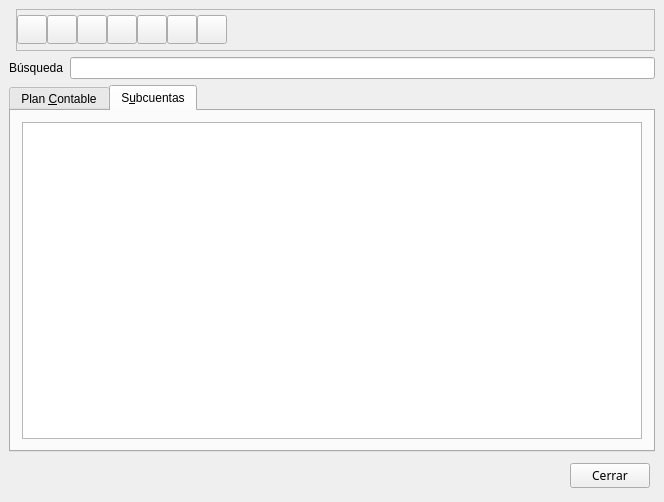
Above: bulmages/bulmacont/src/contabilidad/listcuentasbase.ui from eboladev/Bulmages-1 before the change. Below: the same form after it.
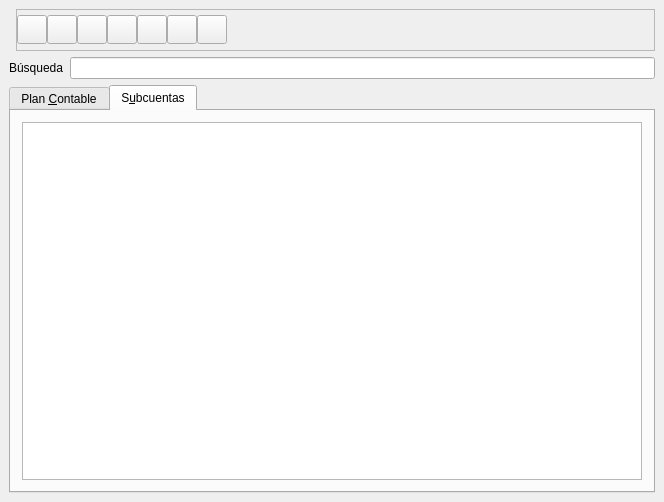
That is the form after the change. Icons and pictures are not drawn.

```diff
--- a/bulmages/bulmacont/src/contabilidad/listcuentasbase.ui
+++ b/bulmages/bulmacont/src/contabilidad/listcuentasbase.ui
@@ -376,47 +376,6 @@
      </widget>
     </widget>
    </item>
-   <item>
-    <layout class="QHBoxLayout" >
-     <property name="margin" >
-      <number>5</number>
-     </property>
-     <property name="spacing" >
-      <number>2</number>
-     </property>
-     <item>
-      <spacer>
-       <property name="orientation" >
-        <enum>Qt::Horizontal</enum>
-       </property>
-       <property name="sizeHint" >
-        <size>
-         <width>581</width>
-         <height>20</height>
-        </size>
-       </property>
-      </spacer>
-     </item>
-     <item>
-      <widget class="QPushButton" name="mui_aceptar" >
-       <property name="font" >
-        <font>
-         <family>Sans Serif</family>
-         <pointsize>9</pointsize>
-         <weight>50</weight>
-         <italic>false</italic>
-         <bold>false</bold>
-         <underline>false</underline>
-         <strikeout>false</strikeout>
-        </font>
-       </property>
-       <property name="text" >
-        <string>Cerrar</string>
-       </property>
-      </widget>
-     </item>
-    </layout>
-   </item>
   </layout>
  </widget>
  <layoutdefault spacing="6" margin="11" />
```
Left out of the diff: 19 changed lines with no effect on the pictures.
